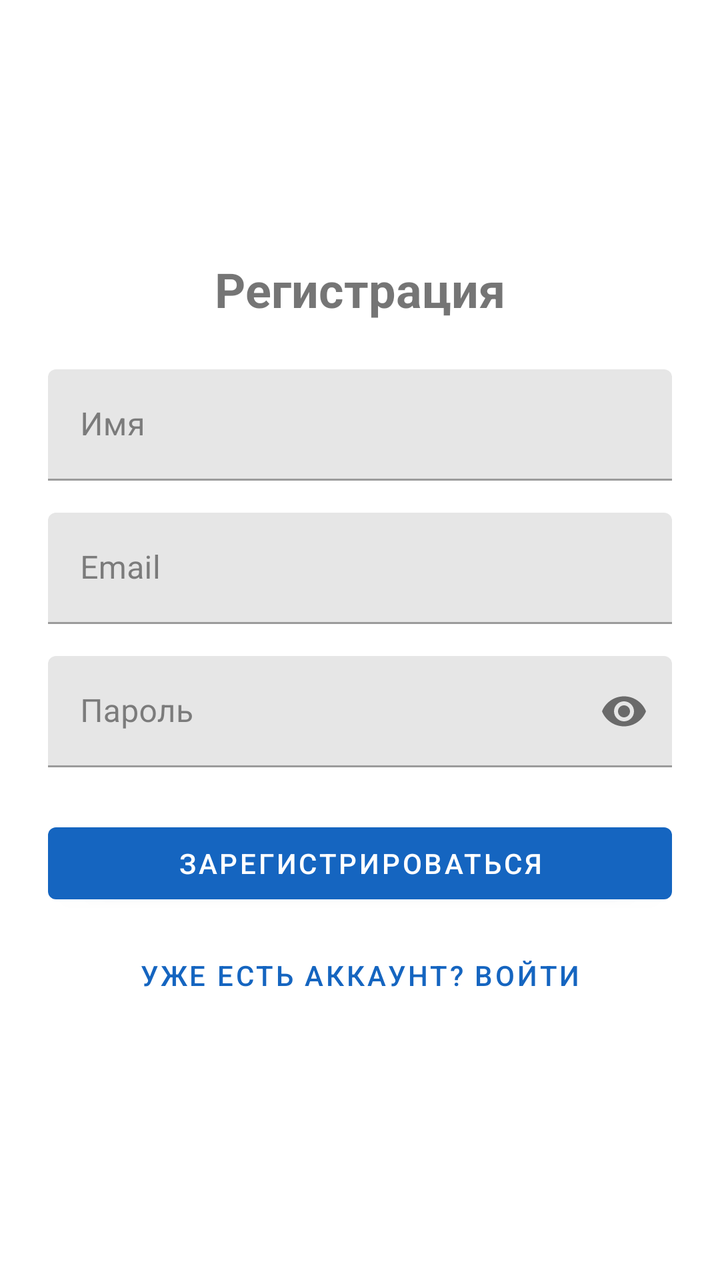
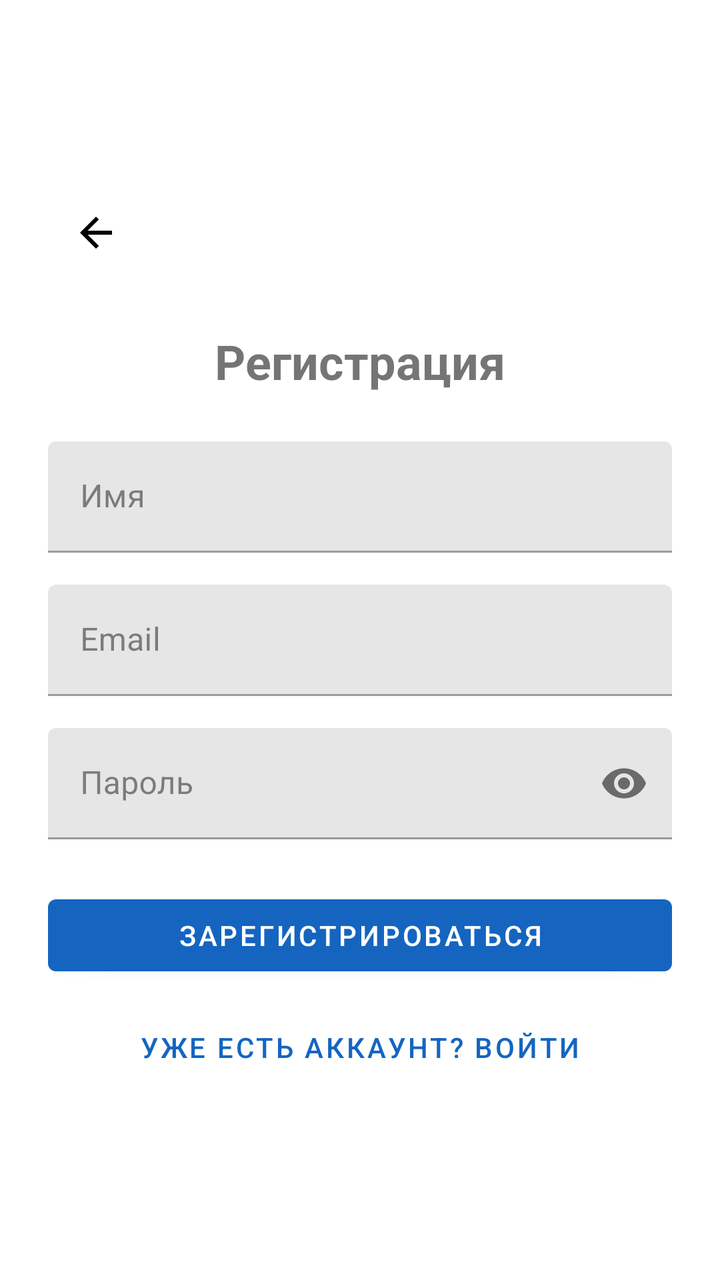

Two renders of the same Android screen: before a commit and after it. Below are the layout's source before the change and the commit's diff.
<!-- AndroidManifest.xml: activity theme Theme.Androiddd -->
<!-- res/layout/activity_register.xml -->
<?xml version="1.0" encoding="utf-8"?>
<LinearLayout xmlns:android="http://schemas.android.com/apk/res/android"
    xmlns:app="http://schemas.android.com/apk/res-auto"
    android:layout_width="match_parent"
    android:layout_height="match_parent"
    android:orientation="vertical"
    android:padding="24dp"
    android:gravity="center">

<TextView
android:layout_width="wrap_content"
android:layout_height="wrap_content"
android:text="Регистрация"
android:textSize="24sp"
android:textStyle="bold"
android:layout_marginBottom="24dp" />

<com.google.android.material.textfield.TextInputLayout
android:id="@+id/textInputName"
android:layout_width="match_parent"
android:layout_height="wrap_content"
android:layout_marginBottom="16dp">

<com.google.android.material.textfield.TextInputEditText
    android:id="@+id/editTextName"
    android:layout_width="match_parent"
    android:layout_height="wrap_content"
    android:hint="Имя" />

</com.google.android.material.textfield.TextInputLayout>

<com.google.android.material.textfield.TextInputLayout
android:id="@+id/textInputEmail"
android:layout_width="match_parent"
android:layout_height="wrap_content"
android:layout_marginBottom="16dp">

<com.google.android.material.textfield.TextInputEditText
    android:id="@+id/editTextEmail"
    android:layout_width="match_parent"
    android:layout_height="wrap_content"
    android:hint="Email" />

</com.google.android.material.textfield.TextInputLayout>

<com.google.android.material.textfield.TextInputLayout
android:id="@+id/textInputPassword"
android:layout_width="match_parent"
android:layout_height="wrap_content"
android:layout_marginBottom="24dp"
app:passwordToggleEnabled="true">  

<com.google.android.material.textfield.TextInputEditText
    android:id="@+id/editTextPassword"
    android:layout_width="match_parent"
    android:layout_height="wrap_content"
    android:hint="Пароль"
    android:inputType="textPassword" />

</com.google.android.material.textfield.TextInputLayout>

<Button
android:id="@+id/buttonRegister"
android:layout_width="match_parent"
android:layout_height="wrap_content"
android:text="Зарегистрироваться"
android:layout_marginBottom="8dp" />

<Button
android:id="@+id/buttonGoToLogin"
android:layout_width="match_parent"
android:layout_height="wrap_content"
android:text="Уже есть аккаунт? Войти"
style="@style/Widget.MaterialComponents.Button.TextButton" />

    </LinearLayout>
<!-- resources referenced by this layout -->
<resources>
  <style name="Theme.Androiddd" parent="Theme.MaterialComponents.DayNight.NoActionBar">
          
          <item name="colorPrimary">#1565C0</item> 
          
          <item name="colorSecondary">#4CAF50</item> 
  
          
          <item name="colorSurface">#FFFFFF</item> 
          <item name="colorOnSurface">#333333</item> 
  
          
          <item name="colorControlNormal">#666666</item> 
          <item name="colorControlActivated">#1565C0</item> 
          <item name="colorControlHighlight">#441565C0</item> 
  
          
          <item name="android:textColorPrimary">#333333</item> 
          <item name="android:textColorSecondary">#666666</item> 
  
          
          <item name="android:statusBarColor">#1565C0</item>
          
          <item name="android:windowLightStatusBar">true</item> 
          
          <item name="android:windowBackground">#FFFFFF</item>
      </style>
</resources>

<!-- the commit's change to res/layout/activity_register.xml (unified diff, before → after) -->
@@ -4,28 +4,38 @@
     android:layout_width="match_parent"
     android:layout_height="match_parent"
     android:orientation="vertical"
-    android:padding="24dp"
+    android:padding="@dimen/dialog_padding"
     android:gravity="center">
+
+    <ImageButton
+        android:id="@+id/buttonBack"
+        android:layout_width="48dp"
+        android:layout_height="48dp"
+        android:src="@drawable/ic_arrow_back"
+        android:background="?attr/selectableItemBackgroundBorderless"
+        android:layout_gravity="start"
+        android:layout_marginBottom="24dp"
+        android:contentDescription="Вернуться назад" />
 
 <TextView
 android:layout_width="wrap_content"
 android:layout_height="wrap_content"
-android:text="Регистрация"
-android:textSize="24sp"
+android:text="@string/register_title"
+android:textSize="@dimen/text_size_header"
 android:textStyle="bold"
-android:layout_marginBottom="24dp" />
+android:layout_marginBottom="@dimen/dialog_padding" />
 
 <com.google.android.material.textfield.TextInputLayout
 android:id="@+id/textInputName"
 android:layout_width="match_parent"
 android:layout_height="wrap_content"
-android:layout_marginBottom="16dp">
+android:layout_marginBottom="@dimen/lesson_detail_save_button_margin">
 
 <com.google.android.material.textfield.TextInputEditText
     android:id="@+id/editTextName"
     android:layout_width="match_parent"
     android:layout_height="wrap_content"
-    android:hint="Имя" />
+    android:hint="@string/name_hint" />
 
 </com.google.android.material.textfield.TextInputLayout>
 
@@ -33,13 +43,13 @@ android:layout_marginBottom="16dp">
 android:id="@+id/textInputEmail"
 android:layout_width="match_parent"
 android:layout_height="wrap_content"
-android:layout_marginBottom="16dp">
+android:layout_marginBottom="@dimen/lesson_detail_save_button_margin">
 
 <com.google.android.material.textfield.TextInputEditText
     android:id="@+id/editTextEmail"
     android:layout_width="match_parent"
     android:layout_height="wrap_content"
-    android:hint="Email" />
+    android:hint="@string/email_hint" />
 
 </com.google.android.material.textfield.TextInputLayout>
 
@@ -47,14 +57,14 @@ android:layout_marginBottom="16dp">
 android:id="@+id/textInputPassword"
 android:layout_width="match_parent"
 android:layout_height="wrap_content"
-android:layout_marginBottom="24dp"
-app:passwordToggleEnabled="true">  
+android:layout_marginBottom="@dimen/dialog_padding"
+app:passwordToggleEnabled="true">
 
 <com.google.android.material.textfield.TextInputEditText
     android:id="@+id/editTextPassword"
     android:layout_width="match_parent"
     android:layout_height="wrap_content"
-    android:hint="Пароль"
+    android:hint="@string/password_hint"
     android:inputType="textPassword" />
 
 </com.google.android.material.textfield.TextInputLayout>
@@ -63,14 +73,14 @@ app:passwordToggleEnabled="true">
 android:id="@+id/buttonRegister"
 android:layout_width="match_parent"
 android:layout_height="wrap_content"
-android:text="Зарегистрироваться"
-android:layout_marginBottom="8dp" />
+android:text="@string/button_register"
+android:layout_marginBottom="@dimen/lesson_detail_8dp" />
 
 <Button
 android:id="@+id/buttonGoToLogin"
 android:layout_width="match_parent"
 android:layout_height="wrap_content"
-android:text="Уже есть аккаунт? Войти"
+android:text="@string/button_login_prompt"
 style="@style/Widget.MaterialComponents.Button.TextButton" />
 
     </LinearLayout>
<!-- resource entries referenced after the edit -->
@@ -1,5 +1,21 @@
 <!-- resources referenced by this layout -->
 <resources>
+  <dimen name="dialog_padding">24dp</dimen>
+  <dimen name="lesson_detail_8dp">8dp</dimen>
+  <dimen name="lesson_detail_save_button_margin">16dp</dimen>
+  <dimen name="text_size_header">24sp</dimen>
+  <!-- drawable ic_arrow_back (drawable) -->
+  <vector xmlns:android="http://schemas.android.com/apk/res/android" android:autoMirrored="true" android:height="24dp" android:tint="#000000" android:viewportHeight="960" android:viewportWidth="960" android:width="24dp">
+        
+      <path android:fillColor="@android:color/white" android:pathData="M313,520L537,744L480,800L160,480L480,160L537,216L313,440L800,440L800,520L313,520Z"/>
+      
+  </vector>
+  <string name="button_login_prompt">Уже есть аккаунт? Войти</string>
+  <string name="button_register">Зарегистрироваться</string>
+  <string name="email_hint">Email</string>
+  <string name="name_hint">Имя</string>
+  <string name="password_hint">Пароль</string>
+  <string name="register_title">Регистрация</string>
   <style name="Theme.Androiddd" parent="Theme.MaterialComponents.DayNight.NoActionBar">
           
           <item name="colorPrimary">#1565C0</item> 
